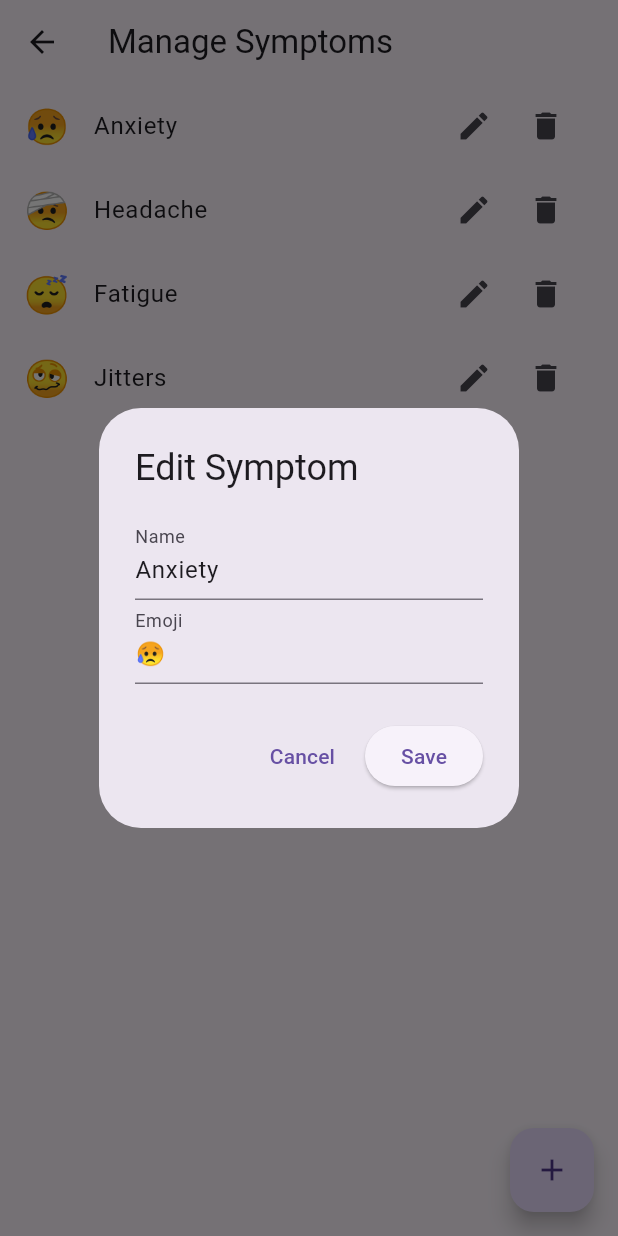
After one commit to drg101/decaf, a Flutter app: the ManageSymptomsPage screen opened directly, after a tap on the "edit" icon, on a phone screen of 412 x 824 dp. The commit adds this screen. Run offline on Flutter 3.47's test engine with Material 3 defaults, Android fonts, the phone set to English and light mode, and no system bars; our stand-ins replace fl_chart, flutter_riverpod, sembast.

Commit message:
Good progress on add symptoms

```diff
--- /dev/null
+++ b/lib/pages/manage_symptoms_page.dart
@@ -0,0 +1,64 @@
+import 'package:decaf/providers/symptoms_provider.dart';
+import 'package:decaf/widgets/add_or_edit_symptom_dialog.dart';
+import 'package:flutter/material.dart';
+import 'package:flutter_riverpod/flutter_riverpod.dart';
+
+class ManageSymptomsPage extends ConsumerWidget {
+  const ManageSymptomsPage({super.key});
+
+  @override
+  Widget build(BuildContext context, WidgetRef ref) {
+    final symptoms = ref.watch(symptomsProvider);
+
+    return Scaffold(
+      appBar: AppBar(
+        title: const Text('Manage Symptoms'),
+      ),
+      body: symptoms.when(
+        data: (symptoms) {
+          return ListView.builder(
+            itemCount: symptoms.length,
+            itemBuilder: (context, index) {
+              final symptom = symptoms[index];
+              return ListTile(
+                leading: Text(symptom.emoji, style: const TextStyle(fontSize: 24)),
+                title: Text(symptom.name),
+                trailing: Row(
+                  mainAxisSize: MainAxisSize.min,
+                  children: [
+                    IconButton(
+                      icon: const Icon(Icons.edit),
+                      onPressed: () {
+                        showDialog(
+                          context: context,
+                          builder: (context) => AddOrEditSymptomDialog(symptom: symptom),
+                        );
+                      },
+                    ),
+                    IconButton(
+                      icon: const Icon(Icons.delete),
+                      onPressed: () {
+                        ref.read(symptomsProvider.notifier).deleteSymptom(symptom.id!);
+                      },
+                    ),
+                  ],
+                ),
+              );
+            },
+          );
+        },
+        loading: () => const Center(child: CircularProgressIndicator()),
+        error: (error, stackTrace) => Center(child: Text('Error: $error')),
+      ),
+      floatingActionButton: FloatingActionButton(
+        onPressed: () {
+          showDialog(
+            context: context,
+            builder: (context) => const AddOrEditSymptomDialog(),
+          );
+        },
+        child: const Icon(Icons.add),
+      ),
+    );
+  }
+}
--- a/lib/pages/settings.dart
+++ b/lib/pages/settings.dart
@@ -1,4 +1,5 @@
 import 'package:decaf/pages/manage_caffeine_options.dart';
+import 'package:decaf/pages/manage_symptoms_page.dart';
 import 'package:flutter/material.dart';
 import 'package:flutter_riverpod/flutter_riverpod.dart';
 import 'package:decaf/providers/events_provider.dart';
@@ -56,6 +57,17 @@ class SettingsPage extends ConsumerWidget {
               );
             },
           ),
+          ListTile(
+            leading: const Icon(Icons.medical_services),
+            title: const Text('Manage Symptoms'),
+            onTap: () {
+              Navigator.of(context).push(
+                MaterialPageRoute(
+                  builder: (context) => const ManageSymptomsPage(),
+                ),
+              );
+            },
+          ),
         ],
       ),
     );
--- /dev/null
+++ b/lib/providers/symptoms_provider.dart
@@ -0,0 +1,86 @@
+import 'package:decaf/providers/caffeine_options_provider.dart';
+import 'package:flutter_riverpod/flutter_riverpod.dart';
+import 'package:sembast/sembast.dart';
+
+final symptomsProvider = StateNotifierProvider<SymptomsNotifier, AsyncValue<List<Symptom>>>((ref) {
+  return SymptomsNotifier(ref.watch(databaseProvider));
+});
+
+class Symptom {
+  final int? id;
+  final String name;
+  final String emoji;
+
+  Symptom({this.id, required this.name, required this.emoji});
+
+  Map<String, dynamic> toMap() {
+    return {
+      'name': name,
+      'emoji': emoji,
+    };
+  }
+
+  static Symptom fromMap(Map<String, dynamic> map, int id) {
+    return Symptom(
+      id: id,
+      name: map['name'],
+      emoji: map['emoji'],
+    );
+  }
+}
+
+class SymptomsNotifier extends StateNotifier<AsyncValue<List<Symptom>>> {
+  final store = intMapStoreFactory.store('symptoms');
+  AsyncValue<Database> db;
+
+  SymptomsNotifier(this.db) : super(const AsyncValue.loading()) {
+    _getSymptoms();
+    _seedDatabase();
+  }
+
+  Future<void> _getSymptoms() async {
+    db.whenData((db) async {
+      final snapshots = await store.find(db);
+      final symptoms = snapshots.map((snapshot) {
+        return Symptom.fromMap(snapshot.value, snapshot.key);
+      }).toList();
+      state = AsyncValue.data(symptoms);
+    });
+  }
+
+  Future<void> _seedDatabase() async {
+    await db.whenData((db) async {
+      final count = await store.count(db);
+      if (count == 0) {
+        await store.addAll(db, [
+          Symptom(name: 'Anxiety', emoji: '😥').toMap(),
+          Symptom(name: 'Headache', emoji: '🤕').toMap(),
+          Symptom(name: 'Fatigue', emoji: '😴').toMap(),
+          Symptom(name: 'Jitters', emoji: '🥴').toMap(),
+        ]);
+        _getSymptoms();
+      }
+    });
+  }
+
+  Future<void> addSymptom(Symptom symptom) async {
+    await db.whenData((db) async {
+      await store.add(db, symptom.toMap());
+      _getSymptoms();
+    });
+  }
+
+  Future<void> updateSymptom(Symptom symptom) async {
+    await db.whenData((db) async {
+      await store.record(symptom.id!).update(db, symptom.toMap());
+      _getSymptoms();
+    });
+  }
+
+  Future<void> deleteSymptom(int id) async {
+    await db.whenData((db) async {
+      await store.record(id).delete(db);
+      _getSymptoms();
+    });
+  }
+}
--- /dev/null
+++ b/lib/widgets/add_or_edit_symptom_dialog.dart
@@ -0,0 +1,87 @@
+import 'package:decaf/providers/symptoms_provider.dart';
+import 'package:flutter/material.dart';
+import 'package:flutter_riverpod/flutter_riverpod.dart';
+
+class AddOrEditSymptomDialog extends ConsumerStatefulWidget {
+  final Symptom? symptom;
+
+  const AddOrEditSymptomDialog({super.key, this.symptom});
+
+  @override
+  ConsumerState<AddOrEditSymptomDialog> createState() => _AddOrEditSymptomDialogState();
+}
+
+class _AddOrEditSymptomDialogState extends ConsumerState<AddOrEditSymptomDialog> {
+  final _formKey = GlobalKey<FormState>();
+  late String _name;
+  late String _emoji;
+
+  @override
+  void initState() {
+    super.initState();
+    _name = widget.symptom?.name ?? '';
+    _emoji = widget.symptom?.emoji ?? '';
+  }
+
+  @override
+  Widget build(BuildContext context) {
+    return AlertDialog(
+      title: Text(widget.symptom == null ? 'Add Symptom' : 'Edit Symptom'),
+      content: Form(
+        key: _formKey,
+        child: Column(
+          mainAxisSize: MainAxisSize.min,
+          children: [
+            TextFormField(
+              initialValue: _name,
+              decoration: const InputDecoration(labelText: 'Name'),
+              validator: (value) {
+                if (value == null || value.isEmpty) {
+                  return 'Please enter a name';
+                }
+                return null;
+              },
+              onSaved: (value) => _name = value!,
+            ),
+            TextFormField(
+              initialValue: _emoji,
+              decoration: const InputDecoration(labelText: 'Emoji'),
+              validator: (value) {
+                if (value == null || value.isEmpty) {
+                  return 'Please enter an emoji';
+                }
+                return null;
+              },
+              onSaved: (value) => _emoji = value!,
+            ),
+          ],
+        ),
+      ),
+      actions: [
+        TextButton(
+          onPressed: () => Navigator.of(context).pop(),
+          child: const Text('Cancel'),
+        ),
+        ElevatedButton(
+          onPressed: () {
+            if (_formKey.currentState!.validate()) {
+              _formKey.currentState!.save();
+              final newSymptom = Symptom(
+                id: widget.symptom?.id,
+                name: _name,
+                emoji: _emoji,
+              );
+              if (widget.symptom == null) {
+                ref.read(symptomsProvider.notifier).addSymptom(newSymptom);
+              } else {
+                ref.read(symptomsProvider.notifier).updateSymptom(newSymptom);
+              }
+              Navigator.of(context).pop();
+            }
+          },
+          child: Text(widget.symptom == null ? 'Add' : 'Save'),
+        ),
+      ],
+    );
+  }
+}
```
